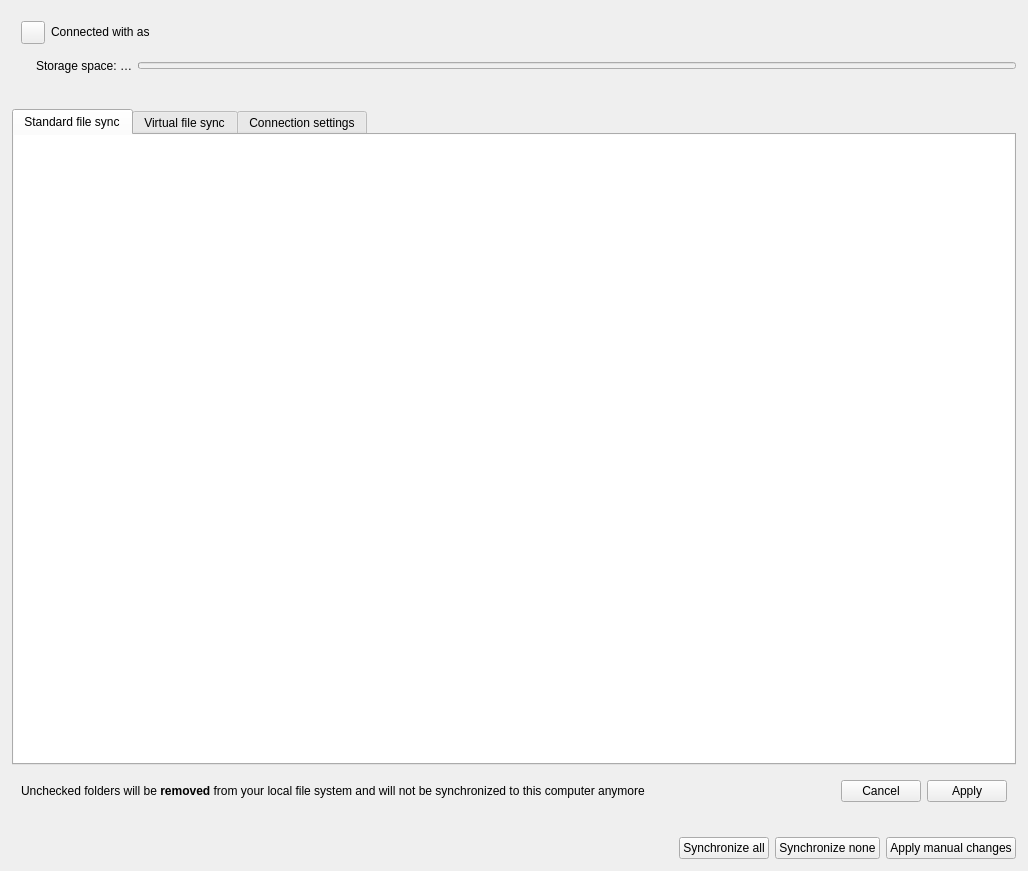
Above: src/gui/accountsettings.ui from nextcloud/desktop before the change. Below: the same form after it.
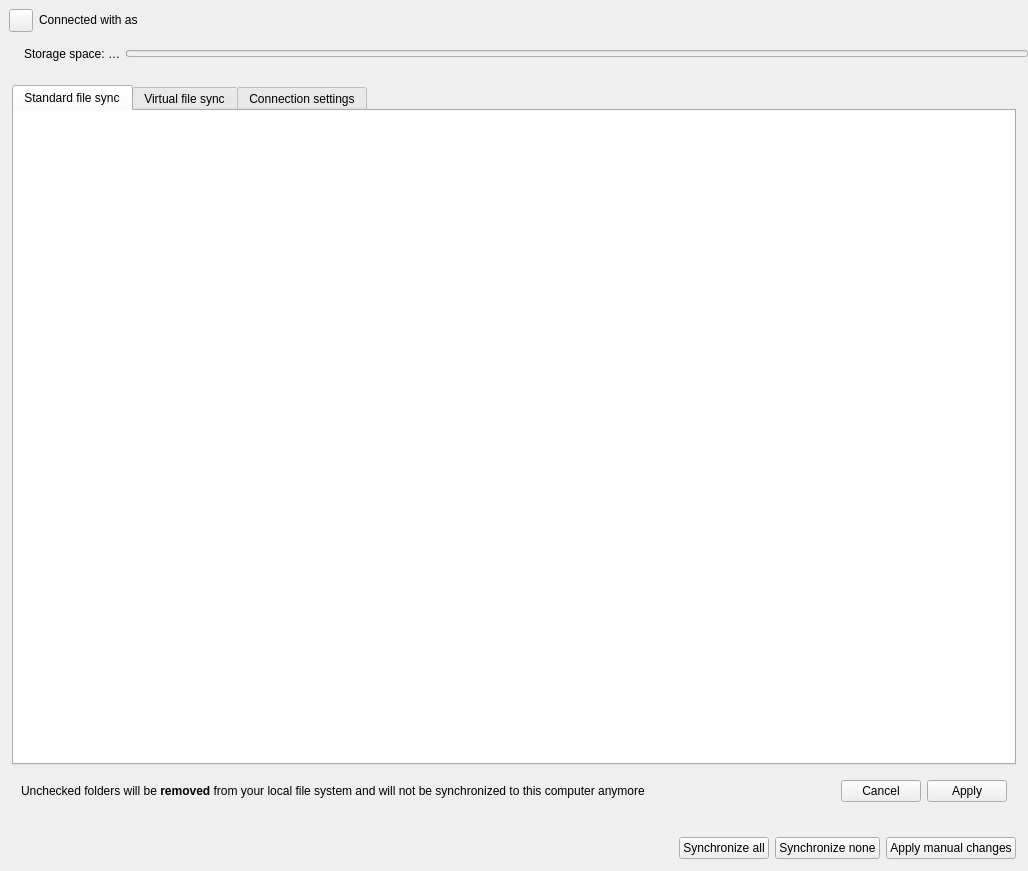
That is the form after the change. Custom widgets are drawn as their Qt base class.

Commit message: account status margins

The edit to the form file:
```diff
--- a/src/gui/accountsettings.ui
+++ b/src/gui/accountsettings.ui
@@ -33,16 +33,16 @@
      </property>
      <layout class="QVBoxLayout" name="accountStatusLayout">
       <property name="leftMargin">
-       <number>12</number>
+       <number>0</number>
       </property>
       <property name="topMargin">
-       <number>12</number>
+       <number>0</number>
       </property>
       <property name="rightMargin">
-       <number>12</number>
+       <number>0</number>
       </property>
       <property name="bottomMargin">
-       <number>12</number>
+       <number>0</number>
       </property>
       <item>
        <widget class="QWidget" name="accountStatus" native="true">
```
